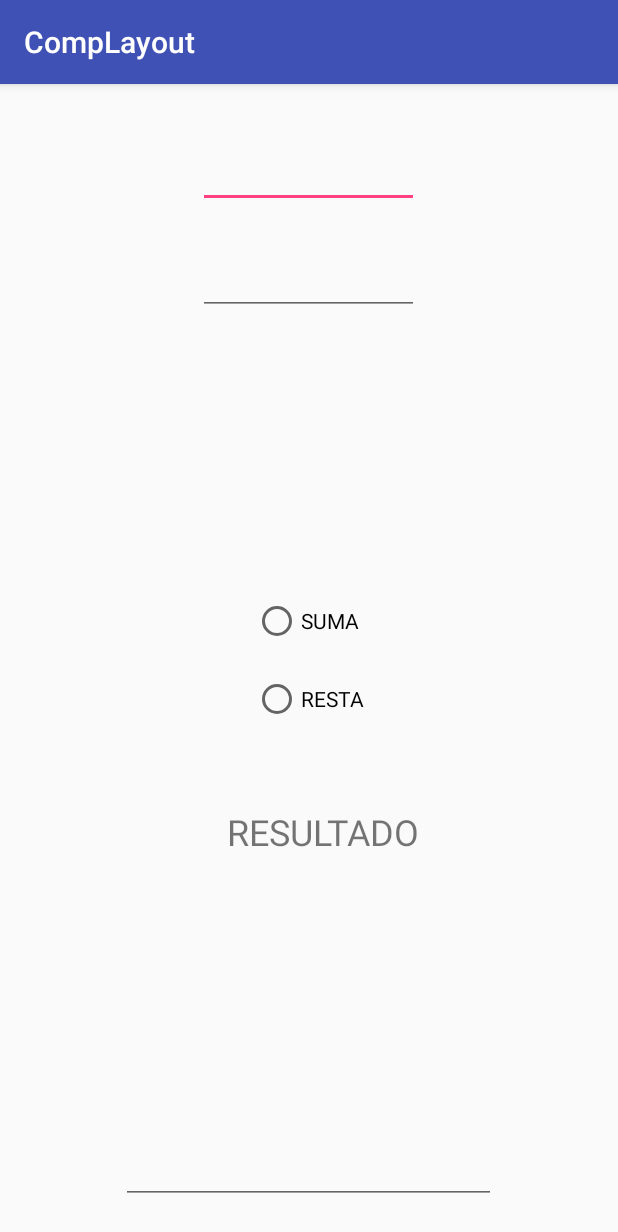
After one commit to damacosta/PMM, an Android app: the Calculadora screen opened directly, with no data from a screen before it, on a phone screen of 412 x 824 dp. The commit adds this screen. Shown: the top 1232 px of the screen. Run offline under Robolectric (Android 15) with nearby library versions, the phone set to English and light mode, and no system bars.

Commit message:
Añadido calculadora al menú con diferentes composiciones de Layout

```diff
--- a/CompLayout/app/src/main/AndroidManifest.xml
+++ b/CompLayout/app/src/main/AndroidManifest.xml
@@ -25,6 +25,7 @@
         <activity android:name=".Pantalla1" />
         <activity android:name=".Pantalla5" />
         <activity android:name=".Pantalla6" />
+        <activity android:name=".Calculadora"></activity>
     </application>
 
 </manifest>
--- /dev/null
+++ b/CompLayout/app/src/main/java/com/example/alemen/complayout/Calculadora.java
@@ -0,0 +1,37 @@
+package com.example.alemen.complayout;
+
+import android.support.annotation.IdRes;
+import android.support.v7.app.AppCompatActivity;
+import android.os.Bundle;
+import android.widget.EditText;
+import android.widget.RadioGroup;
+
+public class Calculadora extends AppCompatActivity {
+
+    @Override
+    protected void onCreate(Bundle savedInstanceState) {
+        super.onCreate(savedInstanceState);
+        setContentView(R.layout.activity_calculadora);
+        final EditText numero1 = (EditText) findViewById(R.id.numero1);
+        final EditText numero2 = (EditText) findViewById(R.id.numero2);
+        final EditText resultadooperacion = (EditText) findViewById(R.id.resultadooperacion);
+        final RadioGroup seleccionOperacionGroup = (RadioGroup) findViewById(
+                R.id.operacion);
+        seleccionOperacionGroup.clearCheck();
+        seleccionOperacionGroup.setOnCheckedChangeListener(new RadioGroup.OnCheckedChangeListener() {
+            @Override
+            public void onCheckedChanged(RadioGroup group, @IdRes int checkedId) {
+                double resultado = 0;
+                double num1 = Double.parseDouble(numero1.getText().toString());
+                double num2 = Double.parseDouble(numero2.getText().toString());
+                if (group.getCheckedRadioButtonId() == R.id.suma) {
+                    resultado = num1 + num2;
+                }
+                if (group.getCheckedRadioButtonId() == R.id.resta) {
+                    resultado = num1 - num2;
+                }
+                resultadooperacion.setText(String.valueOf(resultado));
+            }
+        });
+    }
+}
--- a/CompLayout/app/src/main/java/com/example/alemen/complayout/MainActivity.java
+++ b/CompLayout/app/src/main/java/com/example/alemen/complayout/MainActivity.java
@@ -66,5 +66,15 @@ public class MainActivity extends AppCompatActivity {
                 startActivity(miIntent1);
             }
         });
+
+        final Button botoncalculadora = (Button) findViewById(R.id.button7);
+        botoncalculadora.setOnClickListener(new View.OnClickListener() {
+            public void onClick(View v) {
+
+                Intent miIntent1 = new Intent(MainActivity.this, Calculadora.class);
+                startActivity(miIntent1);
+            }
+        });
+
     }
 }
--- /dev/null
+++ b/CompLayout/app/src/main/res/layout/activity_calculadora.xml
@@ -0,0 +1,77 @@
+<?xml version="1.0" encoding="utf-8"?>
+<RelativeLayout xmlns:android="http://schemas.android.com/apk/res/android"
+    xmlns:app="http://schemas.android.com/apk/res-auto"
+    xmlns:tools="http://schemas.android.com/tools"
+    android:layout_width="match_parent"
+    android:layout_height="match_parent"
+    tools:context="com.example.alemen.complayout.Calculadora">
+
+    <EditText
+        android:id="@+id/numero1"
+        android:layout_width="147dp"
+        android:layout_height="41dp"
+        tools:layout_editor_absoluteY="16dp"
+        tools:layout_editor_absoluteX="119dp"
+        android:layout_alignParentTop="true"
+        android:layout_centerHorizontal="true"
+        android:layout_marginTop="41dp" />
+    <EditText
+        android:id="@+id/numero2"
+        android:layout_width="147dp"
+        android:layout_height="41dp"
+        tools:layout_editor_absoluteX="119dp"
+        android:layout_below="@+id/numero1"
+        android:layout_alignLeft="@+id/numero1"
+        android:layout_alignStart="@+id/numero1"
+        android:layout_marginTop="30dp" />
+
+    <RadioGroup
+        android:id="@+id/operacion"
+        android:layout_width="wrap_content"
+        android:layout_height="wrap_content"
+        android:padding="20dp"
+        tools:layout_editor_absoluteX="138dp"
+        tools:layout_editor_absoluteY="147dp"
+        android:layout_centerVertical="true"
+        android:layout_centerHorizontal="true">
+        <RadioButton
+            android:id="@+id/suma"
+            android:layout_width="wrap_content"
+            android:layout_height="wrap_content"
+            android:layout_marginBottom="10dp"
+            android:layout_marginTop="10dp"
+            android:text="SUMA" />
+        <RadioButton
+            android:id="@+id/resta"
+            android:layout_width="wrap_content"
+            android:layout_height="wrap_content"
+            android:layout_marginBottom="10dp"
+            android:layout_marginTop="10dp"
+            android:text="RESTA" />
+    </RadioGroup>
+
+    <TextView
+        android:id="@+id/resultado"
+        android:layout_width="wrap_content"
+        android:layout_height="wrap_content"
+        android:layout_alignEnd="@+id/numero2"
+        android:layout_alignRight="@+id/numero2"
+        android:layout_below="@+id/operacion"
+        android:layout_marginTop="26dp"
+        android:text="RESULTADO"
+        android:textSize="24sp"
+        tools:layout_editor_absoluteX="5dp"
+        tools:layout_editor_absoluteY="359dp" />
+
+    <EditText
+        android:id="@+id/resultadooperacion"
+        android:layout_width="250dp"
+        android:layout_height="80dp"
+        tools:layout_editor_absoluteX="163dp"
+        tools:layout_editor_absoluteY="359dp"
+        android:layout_alignParentBottom="true"
+        android:layout_centerHorizontal="true"
+        android:layout_marginBottom="21dp" />
+
+
+</RelativeLayout>
```
